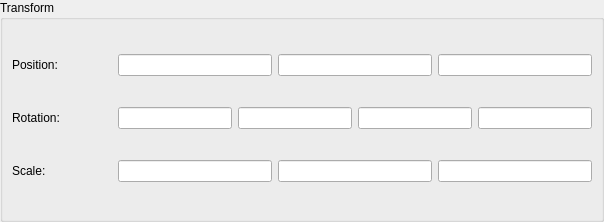
Qt form Editor/Sources/PropertyViews/TransformComponent.ui (maxon887/Cross) before a commit.
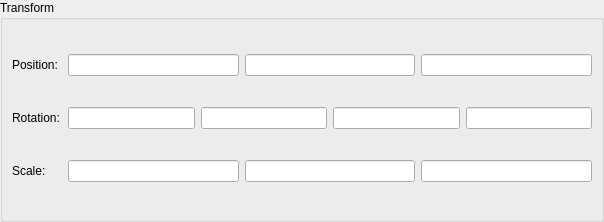
The same form after that commit. Custom widgets are drawn as their Qt base class.

Commit message: Transform component sizes

The edit to the form file:
```diff
--- a/Editor/Sources/PropertyViews/TransformComponent.ui
+++ b/Editor/Sources/PropertyViews/TransformComponent.ui
@@ -45,9 +45,15 @@
        <layout class="QHBoxLayout" name="positionLayout">
         <item>
          <widget class="QLabel" name="positionLabel">
+          <property name="sizePolicy">
+           <sizepolicy hsizetype="Maximum" vsizetype="Preferred">
+            <horstretch>0</horstretch>
+            <verstretch>0</verstretch>
+           </sizepolicy>
+          </property>
           <property name="minimumSize">
            <size>
-            <width>100</width>
+            <width>50</width>
             <height>0</height>
            </size>
           </property>
@@ -76,14 +82,14 @@
         <item>
          <widget class="QLabel" name="rotationLabel">
           <property name="sizePolicy">
-           <sizepolicy hsizetype="Preferred" vsizetype="Preferred">
+           <sizepolicy hsizetype="Minimum" vsizetype="Preferred">
             <horstretch>0</horstretch>
             <verstretch>0</verstretch>
            </sizepolicy>
           </property>
           <property name="minimumSize">
            <size>
-            <width>100</width>
+            <width>50</width>
             <height>0</height>
            </size>
           </property>
@@ -110,9 +116,15 @@
        <layout class="QHBoxLayout" name="scaleLayout">
         <item>
          <widget class="QLabel" name="scaleLabel">
+          <property name="sizePolicy">
+           <sizepolicy hsizetype="Maximum" vsizetype="Preferred">
+            <horstretch>0</horstretch>
+            <verstretch>0</verstretch>
+           </sizepolicy>
+          </property>
           <property name="minimumSize">
            <size>
-            <width>100</width>
+            <width>50</width>
             <height>0</height>
            </size>
           </property>
```
Left out of the diff: 3 changed lines with no effect on the pictures. The commit also changes 1 other file.
